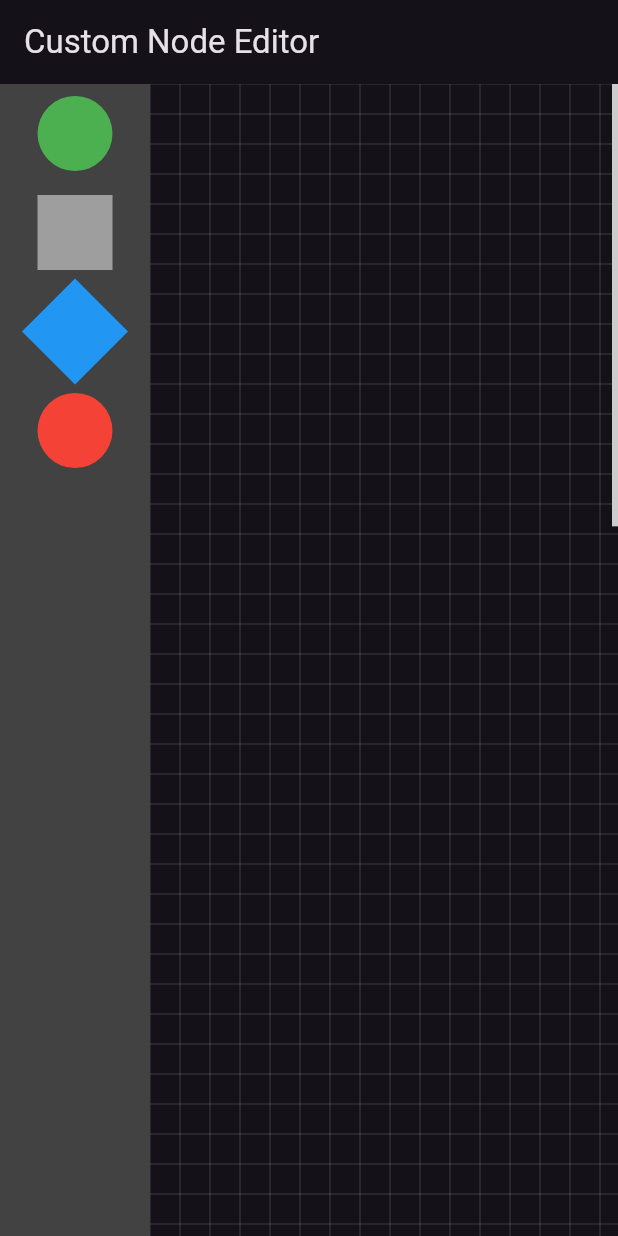
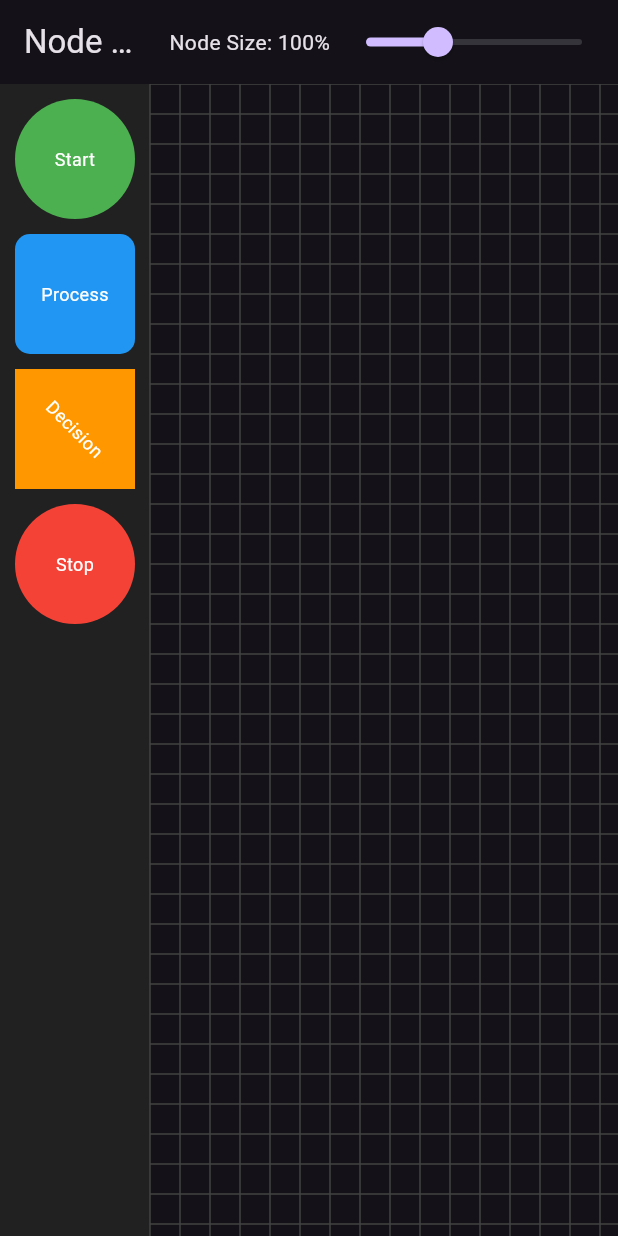
Before and after one commit to jrheisler/custom_node_edit, a Flutter app: the screen it shows after launch, on a phone screen of 412 x 824 dp. Run offline on Flutter 3.47's test engine with Material 3 defaults, Android fonts, the phone set to English and light mode, and no system bars.

Commit message:
Everything works pre arrows

```diff
--- a/lib/node_editor.dart
+++ b/lib/node_editor.dart
@@ -1,129 +1,133 @@
 import 'package:flutter/material.dart';
-import 'widgets/node_widget.dart'; // Adjusted import for NodeWidget
+import 'package:custom_node_editor/widgets/node_widget.dart';
+import 'package:uuid/uuid.dart';
 
 class NodeEditor extends StatefulWidget {
-  const NodeEditor({super.key});
+  const NodeEditor({Key? key}) : super(key: key);
 
   @override
   _NodeEditorState createState() => _NodeEditorState();
 }
 
 class _NodeEditorState extends State<NodeEditor> {
-  Map<String, Map<String, dynamic>> nodes = {};
-  int nodeCount = 0; // Keep track of the number of nodes
+  double _scale = 1.0; // Initial scale factor
+  final Map<String, Offset> _nodes = {};
+  final Uuid uuid = Uuid(); // UUID generator for unique IDs
 
-  final ScrollController _horizontalController = ScrollController();
-  final ScrollController _verticalController = ScrollController();
-  final List<String> availableNodes = ['Start', 'Process', 'Decision', 'Stop']; // List of available nodes
-
-  void _addNode(String type, Offset position, Color color, BoxShape shape, bool isDiamond) {
+  void _updateNodePosition(String nodeId, Offset newPosition) {
     setState(() {
-      nodeCount++;
-      String nodeId = 'Node $nodeCount';
-      nodes[nodeId] = {
-        'type': type,
-        'position': position,
-        'color': color,
-        'shape': shape,
-        'isDiamond': isDiamond,
-      };
+      _nodes[nodeId] = newPosition;
     });
   }
 
-  @override
-  void dispose() {
-    _horizontalController.dispose();
-    _verticalController.dispose();
-    super.dispose();
+  void _addNode(String nodeType, Offset position, Color color, BoxShape shape, bool isDiamond) {
+    final uniqueId = '${nodeType}_${uuid.v4()}'; // Generate a unique ID for each node instance
+    setState(() {
+      _nodes[uniqueId] = position * _scale;
+    });
   }
+
 
   @override
   Widget build(BuildContext context) {
-    final isDarkMode = Theme.of(context).brightness == Brightness.dark;
-
     return Scaffold(
       appBar: AppBar(
-        title: const Text('Custom Node Editor'),
+        title: const Text('Node Editor'),
+        actions: [
+          Row(
+            children: [
+              Text("Node Size: ${(_scale * 100).round()}%"),
+              Slider(
+                value: _scale,
+                min: 0.5,
+                max: 2.0,
+                onChanged: (newValue) {
+                  setState(() {
+                    _scale = newValue;
+                  });
+                },
+              ),
+            ],
+          ),
+        ],
       ),
       body: Row(
         children: [
-          _buildPalette(isDarkMode), // Add palette on the left side
+          // Palette on the left
+          Container(
+            width: 100,
+            color: Colors.grey.shade900, // Dark mode palette background
+            child: Column(
+              mainAxisAlignment: MainAxisAlignment.start,
+              children: [
+                SizedBox(height: 10),
+                _buildDraggablePaletteButton("Start", Colors.green, BoxShape.circle, false),
+                SizedBox(height: 10),
+                _buildDraggablePaletteButton("Process", Colors.blue, BoxShape.rectangle, false),
+                SizedBox(height: 10),
+                _buildDraggablePaletteButton("Decision", Colors.orange, BoxShape.rectangle, true),
+                SizedBox(height: 10),
+                _buildDraggablePaletteButton("Stop", Colors.red, BoxShape.circle, false),
+              ],
+            ),
+          ),
+          // The canvas with grid and nodes
           Expanded(
-            child: Scrollbar(
-              controller: _verticalController,
-              thumbVisibility: true, // Show the vertical scrollbar thumb
-              child: SingleChildScrollView(
-                controller: _verticalController,
-                scrollDirection: Axis.vertical,
-                child: Scrollbar(
-                  controller: _horizontalController,
-                  thumbVisibility: true, // Show the horizontal scrollbar thumb
-                  child: SingleChildScrollView(
-                    controller: _horizontalController,
-                    scrollDirection: Axis.horizontal,
-                    child: ConstrainedBox(
-                      constraints: BoxConstraints(
-                        minWidth: MediaQuery.of(context).size.width,
-                        minHeight: MediaQuery.of(context).size.height,
-                      ),
-                      child: Container(
-                        width: 2000, // Large width for the canvas
-                        height: 2000, // Large height for the canvas
             child: DragTarget<Map<String, dynamic>>(
-                          onAccept: (data) {
-                            // Get the position where the node is dropped
-                            final RenderBox renderBox = context.findRenderObject() as RenderBox;
-                            final dropPosition = renderBox.globalToLocal(data['dragPosition']);
+              onAcceptWithDetails: (details) {
+                final nodeType = details.data['nodeId']; // Use node type instead of ID
+                final Color color = details.data['color'];
+                final BoxShape shape = details.data['shape'];
+                final bool isDiamond = details.data['isDiamond'];
 
-                            _addNode(
-                              data['type'],
-                              dropPosition,
-                              data['color'],
-                              data['shape'],
-                              data['isDiamond'],
-                            );
+                // Calculate the drop position and adjust by the node's size
+                final double nodeWidth = 100 * _scale;  // Assuming node width is 100 * scale
+                final double nodeHeight = 100 * _scale; // Assuming node height is 100 * scale
+                final dropPosition = details.offset - Offset(nodeWidth / 2, nodeHeight / 2);
+
+                _addNode(nodeType, dropPosition, color, shape, isDiamond);
               },
-                          builder: (context, candidateData, rejectedData) => Stack(
+              builder: (context, candidateData, rejectedData) {
+                return Stack(
                   children: [
+                    // Grid Background
                     Positioned.fill(
                       child: CustomPaint(
-                                  painter: GridPainter(), // Grid background
-                                  child: GestureDetector(
-                                    onPanUpdate: (details) {
-                                      setState(() {
-                                        if (nodes.isNotEmpty) {
-                                          String lastNodeId = nodes.keys.last;
-                                          nodes[lastNodeId]!['position'] = (nodes[lastNodeId]!['position'] as Offset) + details.delta;
-                                        }
-                                      });
-                                    },
+                        painter: GridPainter(gridSize: 20 * _scale),
+                      ),
+                    ),
+                    // Nodes on the canvas
+                    Positioned.fill(
                       child: Stack(
-                                      children: nodes.entries.map((entry) {
+                        children: _nodes.entries.map((entry) {
+                          final nodeType = entry.key.split('_')[0]; // Extract the node type from the unique ID
+                          final shape = nodeType == "Decision"
+                              ? BoxShape.rectangle
+                              : (nodeType == "Process" ? BoxShape.rectangle : BoxShape.circle);
+                          final color = nodeType == "Start"
+                              ? Colors.green
+                              : nodeType == "Process"
+                              ? Colors.blue
+                              : nodeType == "Decision"
+                              ? Colors.orange
+                              : Colors.red;
+
                           return NodeWidget(
                             nodeId: entry.key,
-                                          position: entry.value['position'],
-                                          color: entry.value['color'],
-                                          shape: entry.value['shape'],
-                                          isDiamond: entry.value['isDiamond'],
-                                          onMove: (id, position) {
-                                            setState(() {
-                                              nodes[id]!['position'] = position;
-                                            });
-                                          },
+                            position: entry.value,
+                            color: color,
+                            shape: shape,
+                            isDiamond: nodeType == "Decision",
+                            onMove: _updateNodePosition,
+                            scale: _scale,
+                            label: nodeType, // Use node type as the label
                           );
                         }).toList(),
                       ),
                     ),
-                                ),
-                              ),
                   ],
-                          ),
-                        ),
-                      ),
-                    ),
-                  ),
-                ),
-              ),
+                );
+              },
             ),
           ),
         ],
@@ -131,114 +135,72 @@ class _NodeEditorState extends State<NodeEditor> {
     );
   }
 
-  Widget _buildPalette(bool isDarkMode) {
-    return Container(
-      width: 100,
-      color: isDarkMode ? Colors.grey.shade800 : Colors.grey.shade200,
-      child: Column(
-        mainAxisAlignment: MainAxisAlignment.start,
-        children: availableNodes.map((type) {
-          return _buildPaletteItem(type, colorForType(type), shapeForType(type));
-        }).toList(),
+  Widget _buildDraggablePaletteButton(String nodeType, Color color, BoxShape shape, bool isDiamond) {
+    return Draggable<Map<String, dynamic>>(
+      data: {
+        'nodeId': nodeType, // Pass the node type instead of a unique ID
+        'color': color,
+        'shape': shape,
+        'isDiamond': isDiamond,
+        'position': null,
+      },
+      feedback: Material(
+        color: Colors.transparent,
+        child: _buildNodePreview(nodeType, color, shape, isDiamond, scale: 1.0), // No scaling on palette
       ),
+      childWhenDragging: Opacity(
+        opacity: 0.5,
+        child: _buildNodePreview(nodeType, color, shape, isDiamond, scale: 1.0), // No scaling on palette
+      ),
+      child: _buildNodePreview(nodeType, color, shape, isDiamond, scale: 1.0), // No scaling on palette
     );
   }
 
-  Widget _buildPaletteItem(String type, Color color, BoxShape shape) {
-    Offset dragPosition = Offset.zero;
-
-    return Draggable<Map<String, dynamic>>(
-      data: {
-        'type': type,
-        'color': color,
-        'shape': shape,
-        'isDiamond': type == 'Decision',
-        'dragPosition': dragPosition,
-      },
-      feedback: _buildShape(type, color, shape),
-      childWhenDragging: _buildShape(type, color, shape), // Keep the item visible during dragging
-      child: Padding(
-        padding: const EdgeInsets.all(8.0),
-        child: _buildShape(type, color, shape),
-      ),
-      onDragUpdate: (details) {
-        // Update the drag position dynamically
-        dragPosition = details.globalPosition;
-      },
-    );
-  }
-
-  Color colorForType(String type) {
-    switch (type) {
-      case 'Start':
-        return Colors.green;
-      case 'Process':
-        return Colors.grey;
-      case 'Decision':
-        return Colors.blue;
-      case 'Stop':
-        return Colors.red;
-      default:
-        return Colors.black;
-    }
-  }
-
-  BoxShape shapeForType(String type) {
-    switch (type) {
-      case 'Start':
-      case 'Stop':
-        return BoxShape.circle;
-      case 'Process':
-        return BoxShape.rectangle;
-      case 'Decision':
-        return BoxShape.rectangle;
-      default:
-        return BoxShape.rectangle;
-    }
-  }
-
-  Widget _buildShape(String type, Color color, BoxShape shape) {
-    if (type == 'Decision') {
-      return Transform.rotate(
-        angle: 45 * 3.14159 / 180, // Rotate for diamond shape
-        child: Container(
-          width: 50,
-          height: 50,
-          color: color,
-        ),
-      );
-    } else {
+  Widget _buildNodePreview(String nodeType, Color color, BoxShape shape, bool isDiamond, {required double scale}) {
     return Container(
-        width: 50,
-        height: 50,
+      width: 80 * scale, // Apply scaling only if required
+      height: 80 * scale, // Apply scaling only if required
       decoration: BoxDecoration(
         color: color,
         shape: shape,
+        borderRadius: shape == BoxShape.rectangle && !isDiamond ? BorderRadius.circular(10 * scale) : null,
+      ),
+      child: Center(
+        child: Transform.rotate(
+          angle: isDiamond ? 45 * 3.14159 / 180 : 0,
+          child: Text(
+            nodeType, // Display only the node type (e.g., "Start," "Process")
+            style: TextStyle(color: Colors.white, fontSize: 12 * scale),
+            textAlign: TextAlign.center,
+          ),
+        ),
       ),
     );
   }
 }
-}
 
+// GridPainter class to paint the grid background
 class GridPainter extends CustomPainter {
+  final double gridSize;
+
+  GridPainter({required this.gridSize});
+
   @override
   void paint(Canvas canvas, Size size) {
-    const double gridSize = 20.0;
     final paint = Paint()
-      ..color = Colors.grey.withOpacity(0.2)
-      ..strokeWidth = 1.0;
+      ..color = Colors.grey.shade800
+      ..strokeWidth = 1;
 
-    for (double x = 0; x <= size.width; x += gridSize) {
+    for (double x = 0; x < size.width; x += gridSize) {
       canvas.drawLine(Offset(x, 0), Offset(x, size.height), paint);
     }
-
-    for (double y = 0; y <= size.height; y += gridSize) {
+    for (double y = 0; y < size.height; y += gridSize) {
       canvas.drawLine(Offset(0, y), Offset(size.width, y), paint);
     }
   }
 
   @override
   bool shouldRepaint(covariant CustomPainter oldDelegate) {
-    return false;
+    return true;
   }
 }
--- a/lib/widgets/node_widget.dart
+++ b/lib/widgets/node_widget.dart
@@ -9,6 +9,8 @@ class NodeWidget extends StatefulWidget {
   final BoxShape shape;
   final bool isDiamond;
   final NodeMoveCallback onMove;
+  final double scale; // Add scale as a parameter to adjust size
+  final String label;
 
   const NodeWidget({
     Key? key,
@@ -18,6 +20,8 @@ class NodeWidget extends StatefulWidget {
     required this.shape,
     required this.isDiamond,
     required this.onMove,
+    required this.scale, // Accept the scale parameter
+    required this.label,
   }) : super(key: key);
 
   @override
@@ -64,22 +68,25 @@ class _NodeWidgetState extends State<NodeWidget> {
         child: Transform.rotate(
           angle: widget.isDiamond ? 45 * 3.14159 / 180 : 0,
           child: Container(
-            width: 100,
-            height: 100,
+            width: 100 * widget.scale, // Adjust width based on scale
+            height: 100 * widget.scale, // Adjust height based on scale
             decoration: BoxDecoration(
               color: widget.color,
               shape: widget.shape,
               border: Border.all(color: Colors.white, width: 2),
               borderRadius: widget.shape == BoxShape.rectangle && !widget.isDiamond
-                  ? BorderRadius.circular(10)
+                  ? BorderRadius.circular(10 * widget.scale)
                   : null,
             ),
             child: Center(
               child: Transform.rotate(
                 angle: widget.isDiamond ? -45 * 3.14159 / 180 : 0,
                 child: Text(
-                  widget.nodeId,
-                  style: const TextStyle(color: Colors.white, fontSize: 16),
+                  widget.label,
+                  style: TextStyle(
+                    color: Colors.white,
+                    fontSize: 16 * widget.scale, // Adjust text size based on scale
+                  ),
                   textAlign: TextAlign.center,
                 ),
               ),
--- a/pubspec.yaml
+++ b/pubspec.yaml
@@ -35,6 +35,7 @@ dependencies:
   # The following adds the Cupertino Icons font to your application.
   # Use with the CupertinoIcons class for iOS style icons.
   cupertino_icons: ^1.0.6
+  uuid: ^4.4.2
 
 dev_dependencies:
   flutter_test:
```
Also changed, not shown: pubspec.lock. Lines whose indentation alone changed are shown as unchanged.
